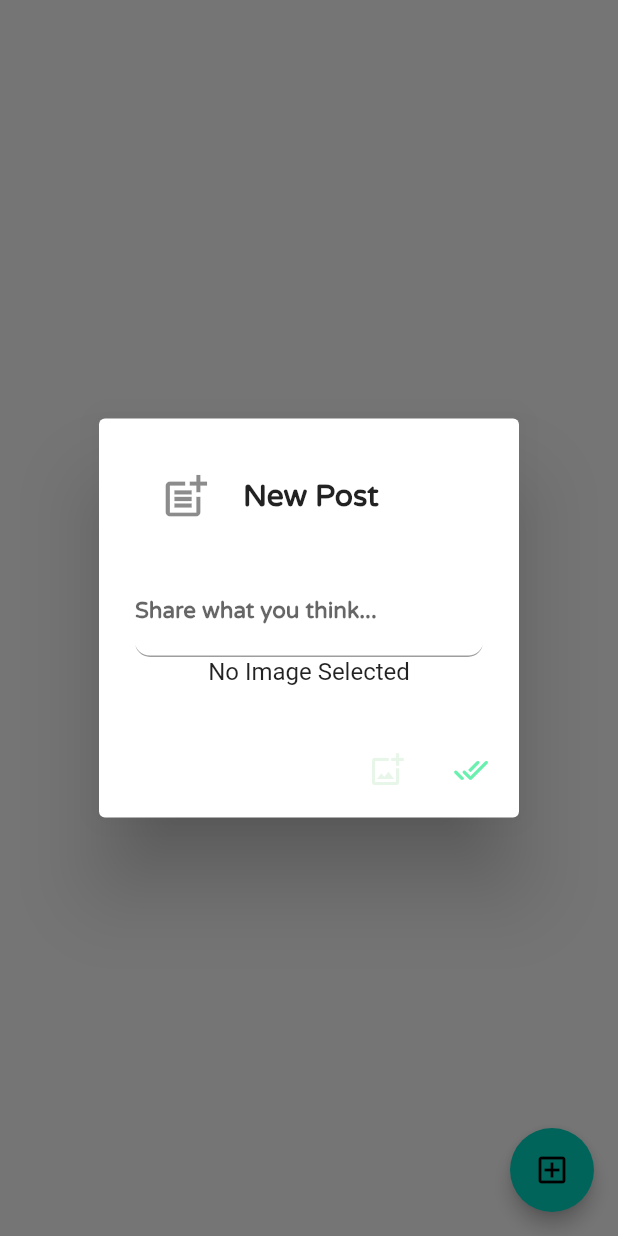
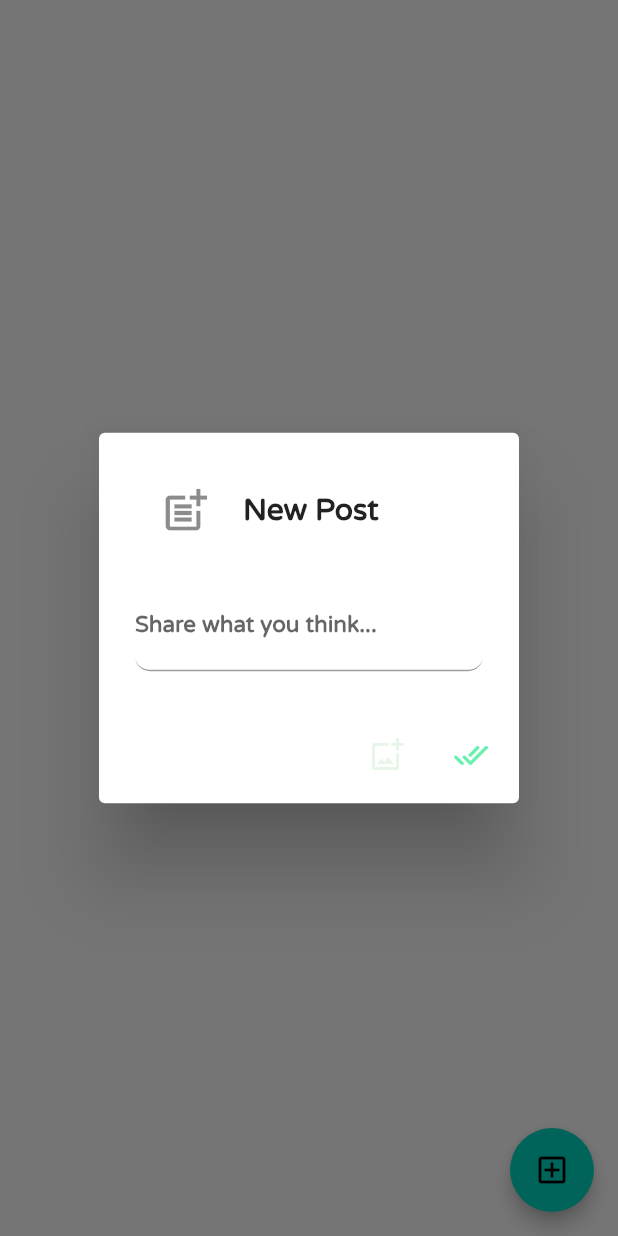
Before and after one commit to Read-Lax/ReadLax, a Flutter app: the ExplorePage screen opened directly, after a tap on the "add box" icon, on a phone screen of 412 x 824 dp. Run offline on Flutter 3.47's test engine with Material 2 defaults, Android fonts, the phone set to English and light mode, and no system bars; our stand-ins replace adhan, audioplayers, cloud_firestore, firebase_auth, firebase_core, firebase_storage and 7 more; missing offline and left inert: auto_direction, numeral, slide_digital_clock; accounts and stored records are empty.

Commit message:
Removed the "No image selected warning"

```diff
--- a/lib/pages/ExplorePage.dart
+++ b/lib/pages/ExplorePage.dart
@@ -68,7 +68,8 @@ class _ExplorePageState extends State<ExplorePage> {
     bool isImageSelected = false;
     String selectedPhotoUrl = "";
     String imageName = "";
-    var pickedImageToPost;
+    var imagePath;
+    var pickedImageToPost= File("");
     late Widget returnImageOrText = const Text("No Image Selected");
     TextEditingController userPost = TextEditingController();
     return StreamBuilder<Object>(
@@ -120,7 +121,10 @@ class _ExplorePageState extends State<ExplorePage> {
                       ),
                     ),
                   ),
-                  Container(child: returnImageOrText)
+                  // Container(
+                  //     child: pickedImageToPost != null
+                  //         ? Image(image: FileImage(pickedImageToPost))
+                  //         : Text("No Image"))
                 ],
               ),
             ),
@@ -152,6 +156,7 @@ class _ExplorePageState extends State<ExplorePage> {
                                           File(imagePicker!.path);
                                       Navigator.pop(context);
                                       imageName = imagePicker.name;
+                                      imagePath = imagePicker.path;
                                     },
                                     icon:
                                         const Icon(Icons.add_a_photo_outlined)),
@@ -200,15 +205,15 @@ class _ExplorePageState extends State<ExplorePage> {
         });
   }
 
-  returnImageInTheDialoque(isImageSelected, photoUrl) {
-    if (isImageSelected) {
-      setState(() {});
-    } else {
-      return const Center(
-        child: Text("No Image Selected"),
-      );
-    }
-  }
+  // returnImageInTheDialoque(isImageSelected, photoUrl) {
+  //   if (isImageSelected) {
+  //     setState(() {});
+  //   } else {
+  //     return const Center(
+  //       child: Text("No Image Selected"),
+  //     );
+  //   }
+  // }
 
   postTheInfo(String text, var photoData, String imageName) async {
     String? photoUrl;
```
